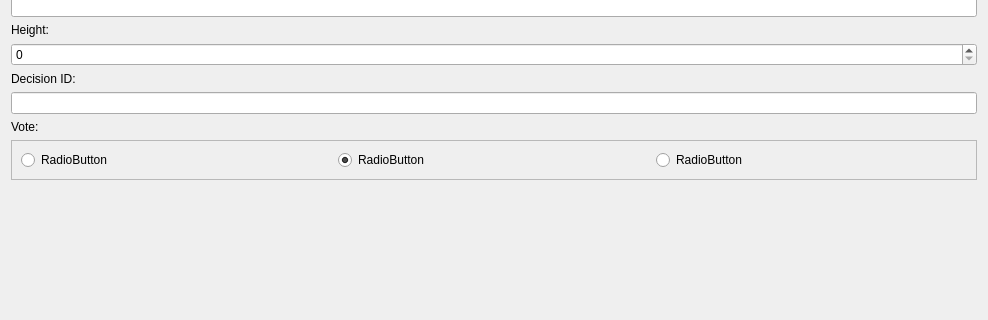
Qt form src/qt/forms/voteview.ui (bitjson/hivemind) before a commit; both pictures show x 0 to 988 and y 84 to 404 of the 988 by 599 pixel window.
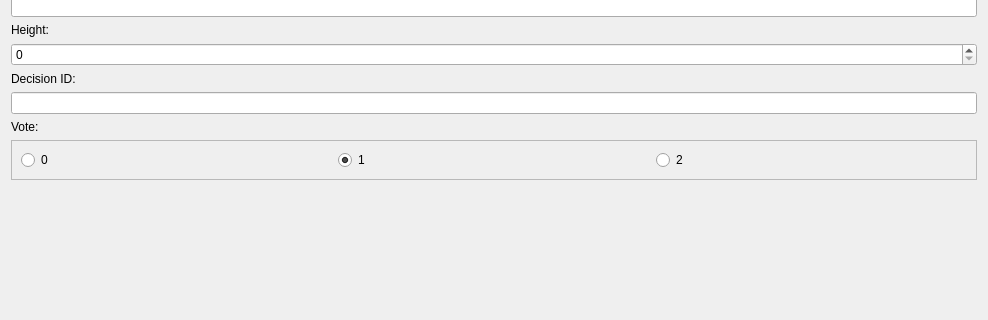
The same form after that commit.

Commit message: Name the radio buttons on VoteView

```diff
--- a/src/qt/forms/voteview.ui
+++ b/src/qt/forms/voteview.ui
@@ -73,14 +73,14 @@
       <item>
        <widget class="QRadioButton" name="radioButton">
         <property name="text">
-         <string>RadioButton</string>
+         <string>0</string>
         </property>
        </widget>
       </item>
       <item>
-       <widget class="QRadioButton" name="radioButton_2">
+       <widget class="QRadioButton" name="radioButton_1">
         <property name="text">
-         <string>RadioButton</string>
+         <string>1</string>
         </property>
         <property name="checked">
          <bool>true</bool>
@@ -88,9 +88,9 @@
        </widget>
       </item>
       <item>
-       <widget class="QRadioButton" name="radioButton_3">
+       <widget class="QRadioButton" name="radioButton_2">
         <property name="text">
-         <string>RadioButton</string>
+         <string>2</string>
         </property>
        </widget>
       </item>
```
Left out of the diff: 2 changed lines with no effect on the pictures.
